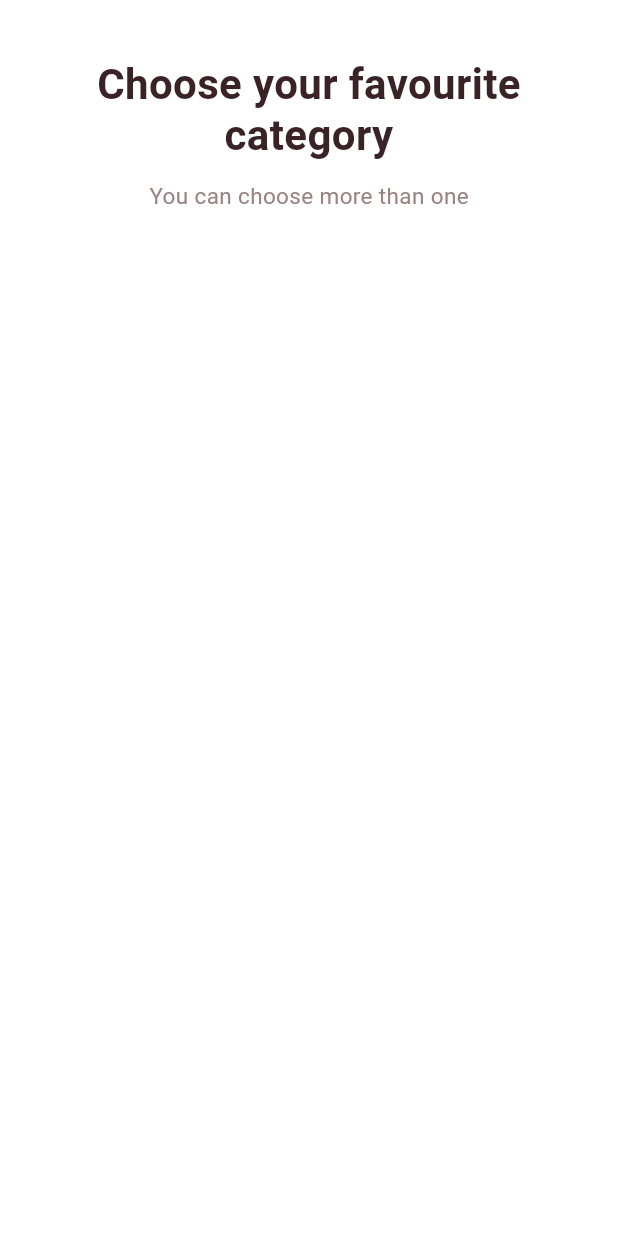
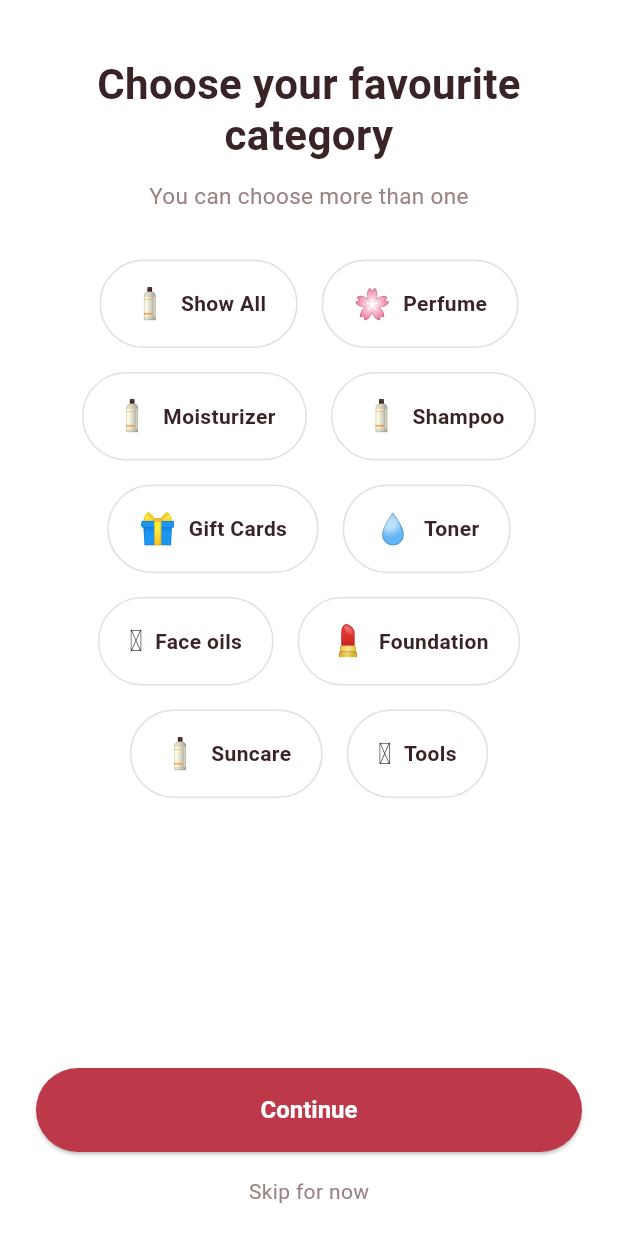
Before and after one commit to seyhachhorn-dev/skincare-mobile-app, a Flutter app: the FavoriteCategory screen opened directly, on a phone screen of 412 x 824 dp. Run offline on Flutter 3.47's test engine with Material 3 defaults, Android fonts, the light colour scheme and no system bars.

Commit message:
feat: added complete category screen

```diff
--- /dev/null
+++ b/lib/components/skipbutton.dart
@@ -0,0 +1,38 @@
+import 'package:flutter/material.dart';
+import 'package:skincare_app/constant/app_colors.dart';
+import 'package:skincare_app/constant/app_string.dart';
+
+class SkipButton extends StatefulWidget {
+  final VoidCallback onTap;
+  const SkipButton({super.key, required this.onTap});
+
+  @override
+  State<SkipButton> createState() => _SkipButtonState();
+}
+
+class _SkipButtonState extends State<SkipButton> {
+  bool pressed = false;
+
+  @override
+  Widget build(BuildContext context) {
+    return GestureDetector(
+      onTap: widget.onTap,
+      onTapDown: (_) => setState(() => pressed = true),
+      onTapUp: (_) => setState(() => pressed = false),
+      onTapCancel: () => setState(() => pressed = false),
+      behavior: HitTestBehavior.opaque, // makes the whole width tappable
+      child: Center(
+        child: Text(
+          AppString.skipForNow,
+          style: TextStyle(
+            color: AppColors.textGrey,
+            decoration: pressed
+                ? TextDecoration.underline
+                : TextDecoration.none,
+           decorationColor: AppColors.textGrey.withValues(alpha: 0.4),
+          ),
+        ),
+      ),
+    );
+  }
+}
--- a/lib/main.dart
+++ b/lib/main.dart
@@ -23,7 +23,7 @@ class MyApp extends StatelessWidget {
         '/': (context) => const SplashScreen(),
         '/onboarding': (context) => const OnboardingScreen(),
         '/login': (context) => const LoginScreen(),
-        '/favorite': (context) => const CategoryScreen(),
+        '/favorite': (context) => const FavoriteCategory(),
       },
      //call page to display here
     );
--- a/lib/screens/favorithcategory_screen.dart
+++ b/lib/screens/favorithcategory_screen.dart
@@ -1,5 +1,5 @@
-import 'package:flutter/foundation.dart';
 import 'package:flutter/material.dart';
+import 'package:skincare_app/components/skipbutton.dart';
 import 'package:skincare_app/constant/app_colors.dart';
 import 'package:skincare_app/constant/app_string.dart';
 
@@ -11,7 +11,6 @@ class FavoriteCategory extends StatefulWidget {
 }
 
 class _FavoriteCategoryState extends State<FavoriteCategory> {
-  // The list of all categories with their emoji icon
   final List<Map<String, String>> categories = [
     {"icon": "🧴", "name": "Show All"},
     {"icon": "🌸", "name": "Perfume"},
@@ -25,7 +24,6 @@ class _FavoriteCategoryState extends State<FavoriteCategory> {
     {"icon": "🪮", "name": "Tools"},
   ];
 
-  // Keeps track of which categories the user tapped
   final Set<String> selected = {};
 
   @override
@@ -50,10 +48,10 @@ class _FavoriteCategoryState extends State<FavoriteCategory> {
                 ),
               ),
               const SizedBox(height: 12),
-              Column(
-                children: [
+
               const Text(
                 AppString.chooseSub,
+                textAlign: TextAlign.center,
                 style: TextStyle(fontSize: 15, color: AppColors.textGrey),
               ),
               const SizedBox(height: 32),
@@ -62,20 +60,92 @@ class _FavoriteCategoryState extends State<FavoriteCategory> {
               Wrap(
                 spacing: 16, // for horizental
                 runSpacing: 16, //for vertical gap
-
                 alignment: WrapAlignment.center,
                 children: categories.map((category) {
                   final name = category["name"]!;
                   final icon = category["icon"]!;
                   final isSelected = selected.contains(name);
                   return GestureDetector(
-                        onTap: () {},
-                        child: const SizedBox(),
+                    onTap: () {
+                      setState(() {
+                        if (isSelected) {
+                          selected.remove(name);
+                        } else {
+                          selected.add(name);
+                        }
+                      });
+                    },
+                    child: Container(
+                      padding: const EdgeInsets.symmetric(
+                        horizontal: 20,
+                        vertical: 14,
+                      ),
+                      decoration: BoxDecoration(
+                        color: isSelected ? AppColors.accent : Colors.white,
+                        borderRadius: BorderRadius.circular(30),
+                        border: Border.all(
+                          color: isSelected
+                              ? AppColors.accent
+                              : Colors.grey.shade300,
+                        ),
+                      ),
+                      child: Row(
+                        mainAxisSize: MainAxisSize.min,
+                        children: [
+                          Text(
+                            icon,
+                            style: const TextStyle(fontSize: 20),
+                          ),
+                          const SizedBox(width: 8),
+                          Text(
+                            name,
+                            style: TextStyle(
+                              fontWeight: FontWeight.w600,
+                              color: isSelected
+                                  ? Colors.white
+                                  : AppColors.textDark,
+                            ),
+                          )
+                        ],
+                      ),
+                    ),
                   );
                 }).toList(),
               ),
-                ],
+
+              const Spacer(),
+
+              SizedBox(
+                width: double.infinity,
+                height: 56,
+                child: ElevatedButton(
+                  onPressed: () {
+                    Navigator.pushNamed(context, '/home');
+                  },
+                  style: ElevatedButton.styleFrom(
+                    backgroundColor: AppColors.accent,
+                    shape: RoundedRectangleBorder(
+                      borderRadius: BorderRadius.circular(28),
                     ),
+                  ),
+                  child: const Text(
+                    AppString.continueBtn,
+                    style: TextStyle(
+                      color: Colors.white,
+                      fontSize: 16,
+                    ),
+                  ),
+                ),
+              ),
+              const SizedBox(height: 16),
+
+              SkipButton(
+                onTap: () {
+                  Navigator.pushNamed(context, '/home');
+                },
+              ),
+
+              const SizedBox(height: 20),
             ],
           ),
         ),
```
Lines whose indentation alone changed are shown as unchanged.
